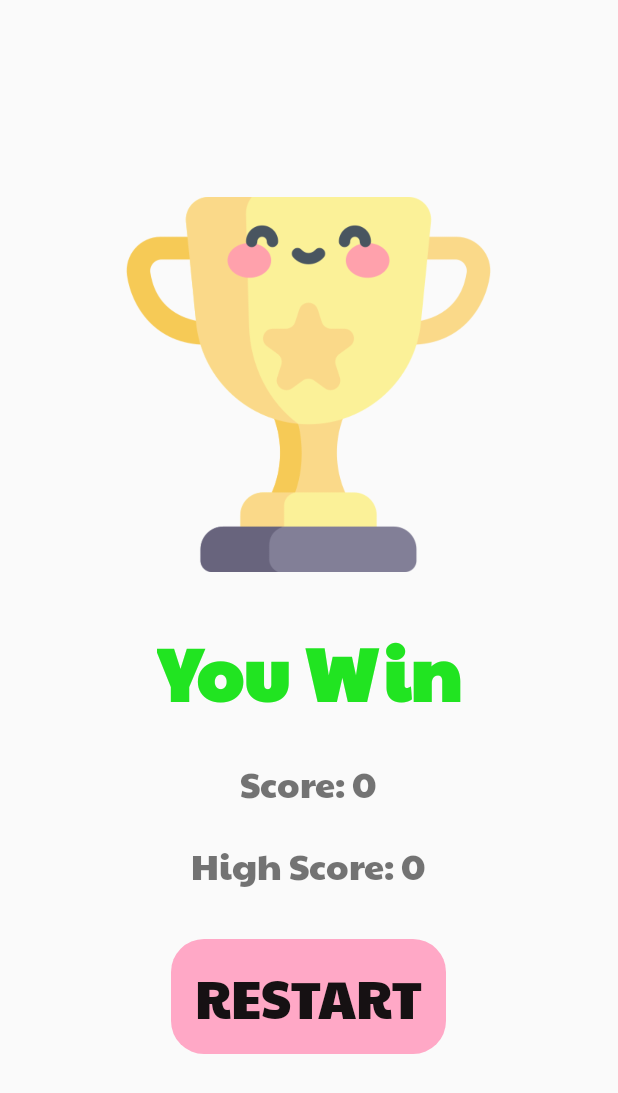
After one commit to SabaAnsari2002/Collecting-Game, an Android app built with Jetpack Compose: the WinActivity screen opened directly, with no data from a screen before it, on a phone screen of 412 x 824 dp. The commit adds this screen. Shown: the top 1093 px of the screen. Run offline under Robolectric (Android 15) with nearby library versions, the phone set to English and light mode, and no system bars.

Commit message:
The seventh commit

```diff
--- a/app/src/main/AndroidManifest.xml
+++ b/app/src/main/AndroidManifest.xml
@@ -32,8 +32,11 @@
 
         <activity
             android:name=".GameOverActivity"
-            android:exported="true" /> <!-- افزودن GameOverActivity به فایل manifest -->
+            android:exported="true" />
 
+        <activity
+            android:name=".WinActivity"
+            android:exported="true" />
     </application>
 
 </manifest>
--- a/app/src/main/java/com/saba/collectinggame/GameView.kt
+++ b/app/src/main/java/com/saba/collectinggame/GameView.kt
@@ -94,14 +94,17 @@ class GameView(context: Context, attrs: AttributeSet? = null) : View(context, at
 
         // Check if game over
         if (missed >= 5) {
+            val intent = if (score > highScore) {
+                Intent(context, WinActivity::class.java)
+            } else {
+                Intent(context, GameOverActivity::class.java)
+            }
             if (score > highScore) {
                 highScore = score
                 prefs.edit().putInt("high_score", highScore).apply()
             }
-            val intent = Intent(context, GameOverActivity::class.java).apply {
-                putExtra("score", score)
-                putExtra("high_score", highScore)
-            }
+            intent.putExtra("score", score)
+            intent.putExtra("high_score", highScore)
             context.startActivity(intent)
             return
         }
--- /dev/null
+++ b/app/src/main/java/com/saba/collectinggame/WinActivity.kt
@@ -0,0 +1,62 @@
+package com.saba.collectinggame
+
+import android.content.Intent
+import android.media.MediaPlayer
+import android.os.Bundle
+import android.os.Handler
+import android.widget.Button
+import android.widget.TextView
+import androidx.appcompat.app.AppCompatActivity
+
+class WinActivity : AppCompatActivity() {
+    private lateinit var winMusic: MediaPlayer
+
+    override fun onCreate(savedInstanceState: Bundle?) {
+        super.onCreate(savedInstanceState)
+        setContentView(R.layout.activity_win)
+
+        winMusic = MediaPlayer.create(this, R.raw.win_music)
+        winMusic.start()
+
+        val score = intent.getIntExtra("score", 0)
+        val highScore = intent.getIntExtra("high_score", 0)
+
+        val scoreTextView: TextView = findViewById(R.id.score_text_view)
+        scoreTextView.text = "Score: $score"
+
+        val highScoreTextView: TextView = findViewById(R.id.high_score_text_view)
+        highScoreTextView.text = "High Score: $highScore"
+
+        val restartButton: Button = findViewById(R.id.restart_button)
+
+        // نمایش دکمه restart بعد از چند ثانیه
+        Handler().postDelayed({
+            restartButton.isEnabled = true
+            restartButton.setOnClickListener {
+                winMusic.stop()
+                val intent = Intent(this, MainActivity::class.java)
+                startActivity(intent)
+                finish()
+            }
+        }, 3000) // دکمه restart بعد از 3 ثانیه فعال می‌شود
+    }
+
+    override fun onPause() {
+        super.onPause()
+        if (winMusic.isPlaying) {
+            winMusic.pause()
+        }
+    }
+
+    override fun onResume() {
+        super.onResume()
+        if (!winMusic.isPlaying) {
+            winMusic.start()
+        }
+    }
+
+    override fun onDestroy() {
+        super.onDestroy()
+        winMusic.release()
+    }
+}
--- /dev/null
+++ b/app/src/main/res/drawable/button_restart2.xml
@@ -0,0 +1,11 @@
+<?xml version="1.0" encoding="utf-8"?>
+<shape xmlns:android="http://schemas.android.com/apk/res/android">
+    <solid android:color="#FFA8C6"/> <!-- رنگ پس‌زمینه دکمه -->
+    <corners android:radius="22dp"/> <!-- گوشه‌های گرد -->
+    <padding
+        android:left="16dp"
+        android:top="10dp"
+        android:right="16dp"
+        android:bottom="10dp"/>
+
+</shape>
--- a/app/src/main/res/layout/activity_game_over.xml
+++ b/app/src/main/res/layout/activity_game_over.xml
@@ -56,7 +56,7 @@
         android:textSize="35sp"
         android:enabled="false"
         android:layout_centerHorizontal="true"
-        android:background="@drawable/button_restart"
+        android:background="@drawable/button_restart1"
         android:textColor="#362315"
         android:fontFamily="@font/paytone"/>
 </RelativeLayout>
--- /dev/null
+++ b/app/src/main/res/layout/activity_win.xml
@@ -0,0 +1,62 @@
+<!-- activity_win.xml -->
+<RelativeLayout xmlns:android="http://schemas.android.com/apk/res/android"
+    android:layout_width="match_parent"
+    android:layout_height="match_parent"
+    android:padding="16dp"
+    android:gravity="center">
+
+    <ImageView
+        android:id="@+id/win_icon"
+        android:layout_width="250dp"
+        android:layout_height="250dp"
+        android:src="@drawable/win_icon"
+        android:layout_centerHorizontal="true"
+        android:layout_marginTop="10dp"/>
+
+    <TextView
+        android:id="@+id/win_text_view"
+        android:layout_width="wrap_content"
+        android:layout_height="wrap_content"
+        android:text="You Win"
+        android:textSize="50sp"
+        android:textStyle="bold"
+        android:layout_below="@id/win_icon"
+        android:layout_marginTop="26dp"
+        android:fontFamily="@font/paytone"
+        android:textColor="#21E421"
+        android:layout_centerHorizontal="true"/>
+
+    <TextView
+        android:id="@+id/score_text_view"
+        android:layout_width="wrap_content"
+        android:layout_height="wrap_content"
+        android:layout_below="@id/win_text_view"
+        android:layout_marginTop="16dp"
+        android:textSize="24sp"
+        android:fontFamily="@font/paytone"
+        android:layout_centerHorizontal="true"/>
+
+    <TextView
+        android:id="@+id/high_score_text_view"
+        android:layout_width="wrap_content"
+        android:layout_height="wrap_content"
+        android:layout_below="@id/score_text_view"
+        android:layout_marginTop="16dp"
+        android:textSize="24sp"
+        android:fontFamily="@font/paytone"
+        android:layout_centerHorizontal="true"/>
+
+    <Button
+        android:id="@+id/restart_button"
+        android:layout_width="wrap_content"
+        android:layout_height="wrap_content"
+        android:layout_below="@id/high_score_text_view"
+        android:layout_marginTop="30dp"
+        android:text="Restart"
+        android:textSize="35sp"
+        android:enabled="false"
+        android:layout_centerHorizontal="true"
+        android:background="@drawable/button_restart2"
+        android:textColor="#F0070707"
+        android:fontFamily="@font/paytone"/>
+</RelativeLayout>
```
Also changed, not shown: app/src/main/res/drawable/button_restart1.xml (renamed from app/src/main/res/drawable/button_restart.xml), app/src/main/res/drawable/win_icon.png (added), 1 other file.
